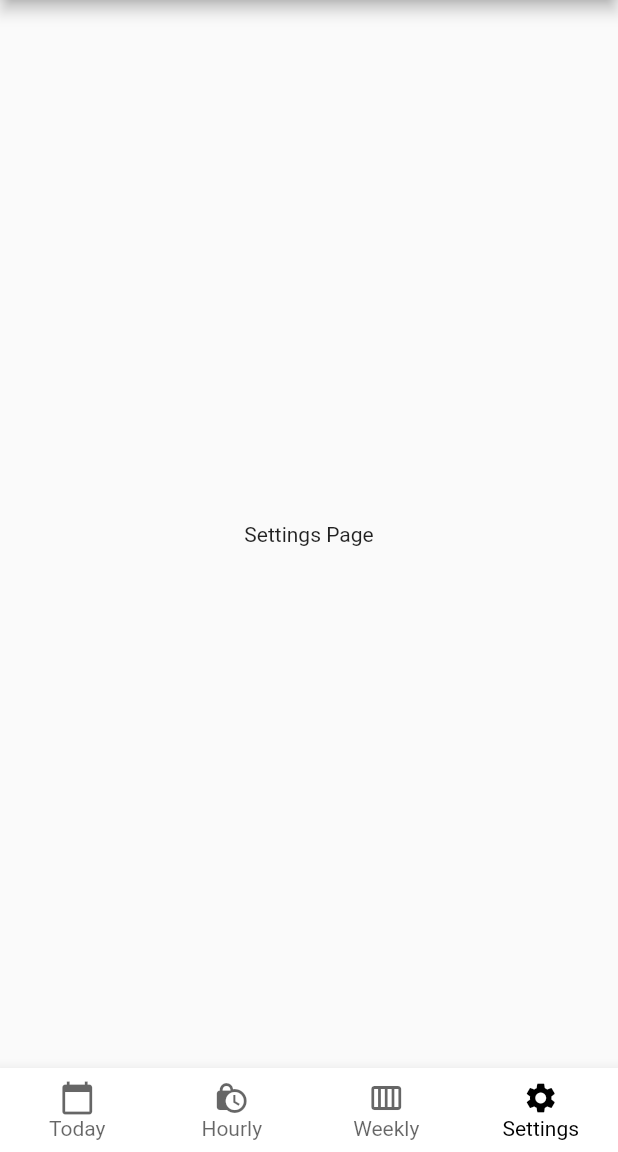
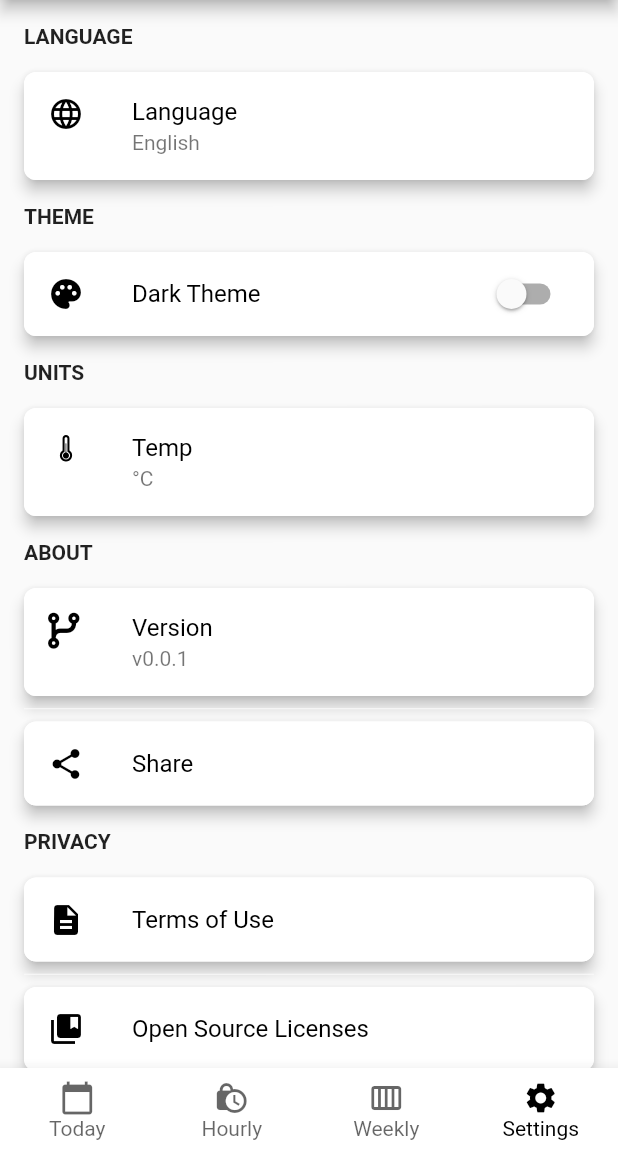
Before and after one commit to gamalahmed3265/Ethio-Weather, a Flutter app: the screen it shows after launch, item 4 of the bottom bar chosen, on a phone screen of 412 x 824 dp, the part 84-1236 px from its top. Run offline on Flutter 3.47's test engine with Material 2 defaults, Android fonts, the phone set to English and light mode, and no system bars; our stand-ins replace font_awesome_flutter, weather_icons.

Commit message:
add Settings Page UI

```diff
--- a/lib/presentions/pages/settings_page.dart
+++ b/lib/presentions/pages/settings_page.dart
@@ -1,4 +1,9 @@
 import 'package:flutter/material.dart';
+import 'package:font_awesome_flutter/font_awesome_flutter.dart';
+import 'package:weather_icons/weather_icons.dart';
+
+import '../styles/colors.dart';
+import '../widgets/settings_tile.dart';
 
 class SettingsPage extends StatefulWidget {
   final String title;
@@ -9,11 +14,158 @@ class SettingsPage extends StatefulWidget {
   State<SettingsPage> createState() => _SettingsPageState();
 }
 
-class _SettingsPageState extends State<SettingsPage> {
+class _SettingsPageState extends State<SettingsPage>
+    with TickerProviderStateMixin<SettingsPage> {
+  final String _selectedLanguage = "English";
+  bool _isThemeDark = false;
+
   @override
   Widget build(BuildContext context) {
-    return Center(
-      child: Text(widget.title),
-    );
+    final ThemeData _theme = Theme.of(context);
+    final Color _backgroundColor = _theme.brightness == Brightness.light
+        ? primaryLightColor
+        : secondaryLightColor;
+    final Color _textColor =
+        _theme.brightness == Brightness.light ? Colors.black : Colors.white;
+    final Color _subtitleColor =
+        _theme.brightness == Brightness.light ? Colors.black54 : Colors.white60;
+
+    return SafeArea(
+        child: SingleChildScrollView(
+      child: Container(
+        padding: const EdgeInsets.all(16.0),
+        child: Column(
+          crossAxisAlignment: CrossAxisAlignment.start,
+          mainAxisAlignment: MainAxisAlignment.start,
+          children: <Widget>[
+            Text(
+              "Language".toUpperCase(),
+              style: _theme.textTheme.bodyMedium
+                  ?.copyWith(fontWeight: FontWeight.w700),
+            ),
+            const SizedBox(
+              height: 8.0,
+            ),
+            SettingsTile(
+              title: 'Language',
+              subtitle: _selectedLanguage,
+              leading: Icon(
+                Icons.language,
+                color: _textColor,
+              ),
+              onTap: () {},
+            ),
+            const SizedBox(
+              height: 8.0,
+            ),
+            Text(
+              "Theme".toUpperCase(),
+              style: _theme.textTheme.bodyMedium
+                  ?.copyWith(fontWeight: FontWeight.w700),
+            ),
+            const SizedBox(
+              height: 8.0,
+            ),
+            SettingsTile.switchTile(
+              title: "Dark Theme",
+              leading: Icon(
+                Icons.palette,
+                color: _textColor,
+              ),
+              switchValue: _isThemeDark,
+              onToggle: (bool value) {
+                setState(() {
+                  if (!value) {
+                    _isThemeDark = false;
+                  } else {
+                    _isThemeDark = true;
+                  }
+                });
+                print(_isThemeDark);
+              },
+            ),
+            const SizedBox(
+              height: 8.0,
+            ),
+            Text(
+              "Units".toUpperCase(),
+              style: _theme.textTheme.bodyMedium
+                  ?.copyWith(fontWeight: FontWeight.w700),
+            ),
+            const SizedBox(
+              height: 8.0,
+            ),
+            SettingsTile(
+              title: 'Temp',
+              subtitle: "°C",
+              leading: BoxedIcon(
+                WeatherIcons.thermometer,
+                color: _textColor,
+              ),
+              onTap: () {},
+            ),
+            const SizedBox(
+              height: 8.0,
+            ),
+            Text(
+              "About".toUpperCase(),
+              style: _theme.textTheme.bodyMedium
+                  ?.copyWith(fontWeight: FontWeight.w700),
+            ),
+            const SizedBox(
+              height: 8.0,
+            ),
+            SettingsTile(
+              title: "Version",
+              leading: FaIcon(FontAwesomeIcons.codeBranch, color: _textColor),
+              subtitle: "v0.0.1",
+            ),
+            Divider(
+              color: _theme.scaffoldBackgroundColor,
+              height: 1,
+            ),
+            SettingsTile(
+              title: "Share",
+              leading: Icon(
+                Icons.share,
+                color: _textColor,
+              ),
+              onTap: () {},
+            ),
+            const SizedBox(
+              height: 8.0,
+            ),
+            Text(
+              "Privacy".toUpperCase(),
+              style: _theme.textTheme.bodyMedium
+                  ?.copyWith(fontWeight: FontWeight.w700),
+            ),
+            const SizedBox(
+              height: 8.0,
+            ),
+            SettingsTile(
+              title: "Terms of Use",
+              leading: Icon(
+                Icons.description,
+                color: _textColor,
+              ),
+              onTap: () {},
+            ),
+            Divider(
+              color: _theme.scaffoldBackgroundColor,
+              height: 1,
+            ),
+            SettingsTile(
+              title: "Open Source Licenses",
+              leading: Icon(
+                Icons.collections_bookmark,
+                color: _textColor,
+              ),
+              onTap: () {},
+            ),
+          ],
+        ),
+      ),
+    ));
   }
 }
--- /dev/null
+++ b/lib/presentions/widgets/settings_tile.dart
@@ -0,0 +1,101 @@
+import 'package:flutter/material.dart';
+
+import '../styles/colors.dart';
+
+enum _SettingsTileType { simple, switchTile }
+
+class SettingsTile extends StatelessWidget {
+  final String title;
+  final String? subtitle;
+  final Widget? leading;
+  final VoidCallback? onTap;
+  final Function(bool value)? onToggle;
+  final bool? switchValue;
+  final _SettingsTileType _tileType;
+
+  const SettingsTile({
+    Key? key,
+    required this.title,
+    this.subtitle,
+    this.leading,
+    this.onTap,
+  })  : _tileType = _SettingsTileType.simple,
+        onToggle = null,
+        switchValue = null,
+        super(key: key);
+
+  const SettingsTile.switchTile({
+    Key? key,
+    required this.title,
+    this.subtitle,
+    this.leading,
+    required this.onToggle,
+    required this.switchValue,
+  })  : _tileType = _SettingsTileType.switchTile,
+        onTap = null,
+        super(key: key);
+
+  @override
+  Widget build(BuildContext context) {
+    final ThemeData _theme = Theme.of(context);
+
+    final Color _backgroundColor = _theme.brightness == Brightness.light
+        ? primaryLightColor
+        : secondaryLightColor;
+    final Color _titleColor =
+        _theme.brightness == Brightness.light ? Colors.black : Colors.white;
+    final Color _subtitleColor =
+        _theme.brightness == Brightness.light ? Colors.black54 : Colors.white60;
+
+    return androidTile(_backgroundColor, _titleColor, _subtitleColor);
+  }
+
+  Widget androidTile(
+      Color backgroundColor, Color titleColor, Color subtitleColor) {
+    if (_tileType == _SettingsTileType.switchTile) {
+      return Card(
+        elevation: 4.0,
+        margin: const EdgeInsets.symmetric(vertical: 8.0),
+        shape: RoundedRectangleBorder(
+          borderRadius: BorderRadius.circular(8.0),
+        ),
+        child: Container(
+          decoration: BoxDecoration(
+              borderRadius: BorderRadius.circular(8), color: backgroundColor),
+          child: SwitchListTile(
+            secondary: leading,
+            value: switchValue!,
+            onChanged: onToggle,
+            title: Text(
+              title,
+              style: TextStyle(color: titleColor),
+            ),
+            subtitle: subtitle != null
+                ? Text(subtitle!, style: TextStyle(color: subtitleColor))
+                : null,
+          ),
+        ),
+      );
+    } else {
+      return Card(
+        elevation: 4.0,
+        margin: const EdgeInsets.symmetric(vertical: 8.0),
+        shape: RoundedRectangleBorder(
+          borderRadius: BorderRadius.circular(8.0),
+        ),
+        child: Container(
+          decoration: BoxDecoration(
+              borderRadius: BorderRadius.circular(8), color: backgroundColor),
+          child: ListTile(
+            title: Text(title, style: TextStyle(color: titleColor)),
+            subtitle: subtitle != null
+                ? Text(subtitle!, style: TextStyle(color: subtitleColor))
+                : null,
+            leading: leading,
+            onTap: onTap,
+          ),
+        ),
+      );
+    }
+  }
+}
```
